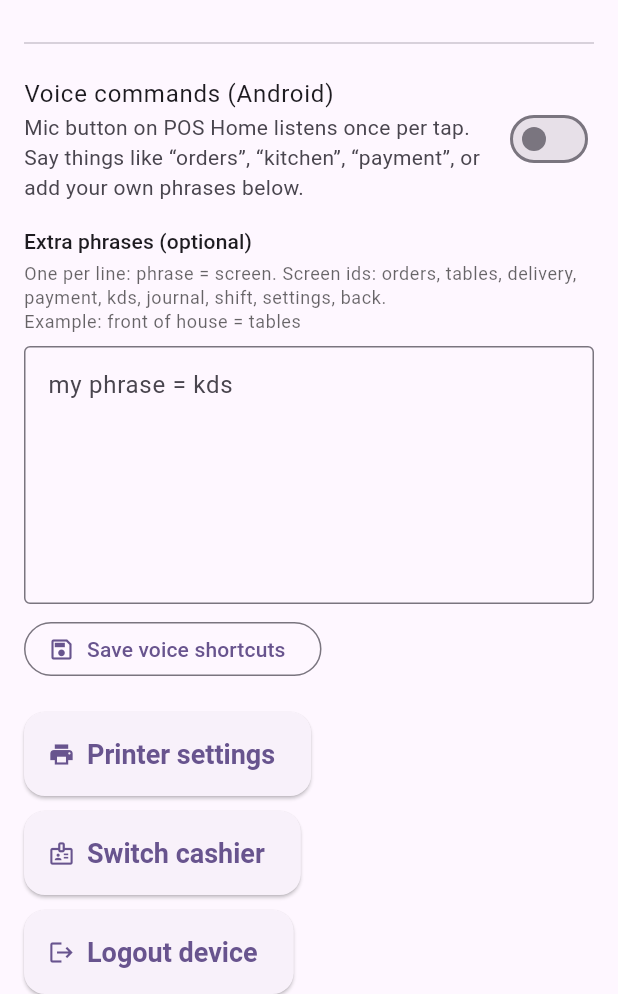
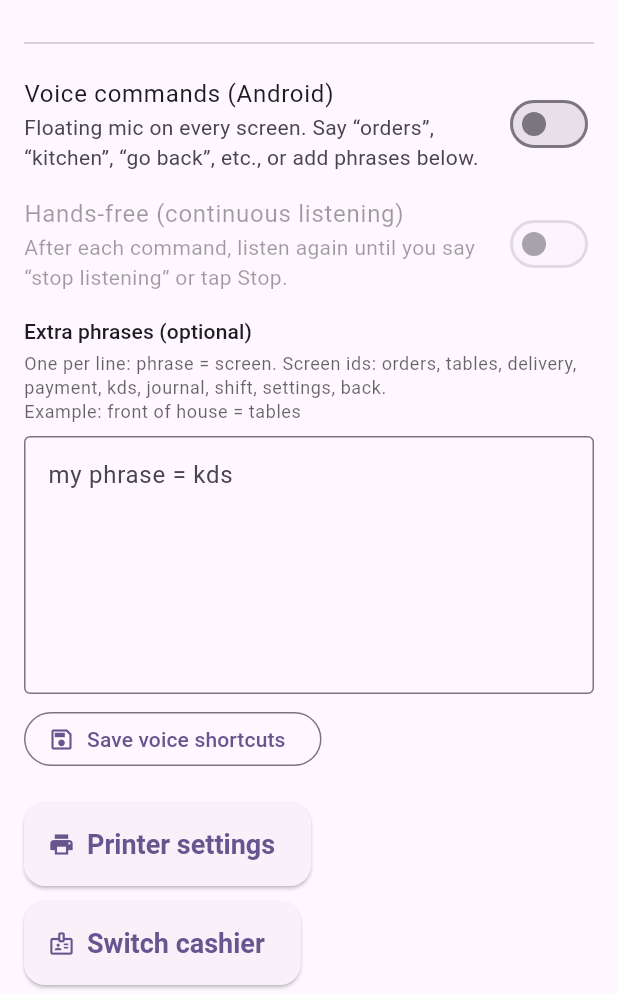
Before and after one commit to shady842/PosTrend, a Flutter app: the PosHomeScreen screen opened directly, after a tap on "Settings", on a phone screen of 412 x 824 dp, the part 242-1236 px from its top. Run offline on Flutter 3.47's test engine with Material 3 defaults, Android fonts, the phone set to English and light mode, and no system bars; our stand-ins replace connectivity_plus, share_plus, shared_preferences, socket_io_client, speech_to_text, sqflite and 1 more; missing offline and left inert: esc_pos_utils_plus; accounts and stored records are empty.

Commit message:
feat(pos): global voice overlay and hands-free mode
App-wide navigator key + mic overlay on all Android screens; VoiceSettings + continuous listening; fix back via maybePop and phrase matching; centralize payment-by-order-id sheet.

Made-with: Cursor

```diff
--- a/apps/pos_flutter/lib/app.dart
+++ b/apps/pos_flutter/lib/app.dart
@@ -1,6 +1,9 @@
 import 'package:flutter/material.dart';
+import 'core/navigation/app_navigator.dart';
 import 'core/theme/app_theme.dart';
 import 'presentation/screens/splash_screen.dart';
+import 'presentation/widgets/voice_command_overlay.dart';
+import 'services/voice/voice_settings.dart';
 
 class PosTrendPosApp extends StatelessWidget {
   const PosTrendPosApp({super.key});
@@ -8,12 +11,27 @@ class PosTrendPosApp extends StatelessWidget {
   @override
   Widget build(BuildContext context) {
     return MaterialApp(
+      navigatorKey: AppNavigator.key,
       title: 'PosTrend POS',
       debugShowCheckedModeBanner: false,
       theme: AppTheme.light,
       darkTheme: AppTheme.dark,
       themeMode: ThemeMode.system,
       home: const SplashScreen(),
+      builder: (context, child) {
+        return ListenableBuilder(
+          listenable: VoiceSettings.instance,
+          builder: (context, _) {
+            return Stack(
+              fit: StackFit.expand,
+              children: [
+                if (child != null) child,
+                const VoiceCommandOverlay(),
+              ],
+            );
+          },
+        );
+      },
     );
   }
 }
--- a/apps/pos_flutter/lib/core/constants/app_constants.dart
+++ b/apps/pos_flutter/lib/core/constants/app_constants.dart
@@ -14,5 +14,6 @@ class AppConstants {
   static const deviceSecretKey = 'pt_pos_device_secret';
   static const deviceAuthTokenKey = 'pt_pos_device_auth_token';
   static const voiceCommandsEnabledKey = 'pt_pos_voice_commands_enabled';
+  static const voiceContinuousEnabledKey = 'pt_pos_voice_continuous_enabled';
   static const voiceShortcutsLinesKey = 'pt_pos_voice_shortcuts_lines';
 }
--- /dev/null
+++ b/apps/pos_flutter/lib/core/navigation/app_navigator.dart
@@ -0,0 +1,12 @@
+import 'package:flutter/material.dart';
+
+/// Global navigator so voice overlay (above routes) can push/pop the same stack as the rest of the app.
+class AppNavigator {
+  AppNavigator._();
+
+  static final GlobalKey<NavigatorState> key = GlobalKey<NavigatorState>();
+
+  static NavigatorState? get state => key.currentState;
+
+  static BuildContext? get maybeContext => key.currentContext;
+}
--- a/apps/pos_flutter/lib/core/storage/local_storage.dart
+++ b/apps/pos_flutter/lib/core/storage/local_storage.dart
@@ -187,6 +187,16 @@ class LocalStorage {
     return p.getString(AppConstants.voiceShortcutsLinesKey) ?? '';
   }
 
+  Future<void> setVoiceContinuousEnabled(bool value) async {
+    final p = await SharedPreferences.getInstance();
+    await p.setBool(AppConstants.voiceContinuousEnabledKey, value);
+  }
+
+  Future<bool> getVoiceContinuousEnabled() async {
+    final p = await SharedPreferences.getInstance();
+    return p.getBool(AppConstants.voiceContinuousEnabledKey) ?? false;
+  }
+
   Future<void> clearSession() async {
     final p = await SharedPreferences.getInstance();
     await p.remove(AppConstants.jwtKey);
--- a/apps/pos_flutter/lib/main.dart
+++ b/apps/pos_flutter/lib/main.dart
@@ -5,10 +5,12 @@ import 'app.dart';
 import 'bootstrap/sqlite_bootstrap.dart';
 import 'core/config/api_config.dart';
 import 'core/storage/local_storage.dart';
+import 'services/voice/voice_settings.dart';
 
 Future<void> main() async {
   WidgetsFlutterBinding.ensureInitialized();
   await bootstrapSqlite();
+  await VoiceSettings.instance.load();
   final savedApi = await LocalStorage().getApiBaseUrl();
   if (savedApi != null && savedApi.isNotEmpty) {
     ApiConfig.setRuntimeBaseUrl(savedApi);
--- a/apps/pos_flutter/lib/presentation/screens/pos_home_screen.dart
+++ b/apps/pos_flutter/lib/presentation/screens/pos_home_screen.dart
@@ -1,19 +1,16 @@
 import 'dart:async';
 
-import 'package:flutter/foundation.dart' show defaultTargetPlatform, kIsWeb;
 import 'package:flutter/material.dart';
 
 import '../../core/network/connectivity_service.dart';
-import '../../core/storage/local_storage.dart';
 import '../../services/pos_realtime_sync.dart';
-import '../../services/voice/pos_voice_service.dart';
-import '../../services/voice/voice_navigation.dart';
+import '../../services/voice/voice_settings.dart';
 import '../../widgets/large_touch_button.dart';
-import 'kds_screen.dart';
+import '../widgets/payment_by_order_id_sheet.dart';
 import 'delivery_screen.dart';
 import 'journal_screen.dart';
+import 'kds_screen.dart';
 import 'orders_screen.dart';
-import 'payment_screen.dart';
 import 'settings_screen.dart';
 import 'shift_wizard_screen.dart';
 import 'tables_screen.dart';
@@ -26,97 +23,11 @@ class PosHomeScreen extends StatefulWidget {
 }
 
 class _PosHomeScreenState extends State<PosHomeScreen> {
-  final _storage = LocalStorage();
   bool _online = true;
-  bool _voiceCommandsEnabled = false;
-  bool _voiceListening = false;
-
-  Future<void> _openPaymentByOrderId() async {
-    final ctrl = TextEditingController();
-    final ok = await showDialog<bool>(
-      context: context,
-      builder: (ctx) => AlertDialog(
-        title: const Text('Take payment'),
-        content: TextField(
-          controller: ctrl,
-          decoration: const InputDecoration(
-            labelText: 'Order ID',
-            hintText: 'Paste server order UUID',
-            border: OutlineInputBorder(),
-          ),
-          autofocus: true,
-        ),
-        actions: [
-          TextButton(
-            onPressed: () => Navigator.pop(ctx, false),
-            child: const Text('Cancel'),
-          ),
-          FilledButton(
-            onPressed: () => Navigator.pop(ctx, true),
-            child: const Text('Open'),
-          ),
-        ],
-      ),
-    );
-    if (!mounted || ok != true) return;
-    final id = ctrl.text.trim();
-    if (id.isEmpty) {
-      ScaffoldMessenger.of(context).showSnackBar(
-        const SnackBar(content: Text('Enter an order ID')),
-      );
-      return;
-    }
-    await Navigator.push<void>(
-      context,
-      MaterialPageRoute<void>(
-        builder: (_) => PaymentScreen(orderId: id),
-      ),
-    );
-  }
-
-  Future<void> _reloadVoicePref() async {
-    final v = await _storage.getVoiceCommandsEnabled();
-    if (mounted) setState(() => _voiceCommandsEnabled = v);
-  }
-
-  Future<void> _onVoiceMicPressed() async {
-    if (_voiceListening) return;
-    setState(() => _voiceListening = true);
-    if (mounted) {
-      ScaffoldMessenger.of(context).showSnackBar(
-        const SnackBar(
-          content: Text('Listening… speak a command (e.g. “orders”, “kitchen”).'),
-          duration: Duration(seconds: 14),
-        ),
-      );
-    }
-    try {
-      final text = await PosVoiceService.instance.listenOnce();
-      if (!mounted) return;
-      if (text == null || text.trim().isEmpty) {
-        ScaffoldMessenger.of(context).showSnackBar(
-          const SnackBar(content: Text('No speech heard — try again')),
-        );
-        return;
-      }
-      final raw = await _storage.getVoiceShortcutsLines();
-      if (!mounted) return;
-      final custom = parseVoiceShortcutLines(raw);
-      await VoiceNavigation.dispatch(
-        context: context,
-        heard: text,
-        customPhraseToTarget: custom,
-        openPaymentFlow: _openPaymentByOrderId,
-      );
-    } finally {
-      if (mounted) setState(() => _voiceListening = false);
-    }
-  }
 
   @override
   void initState() {
     super.initState();
-    unawaited(_reloadVoicePref());
     WidgetsBinding.instance.addPostFrameCallback((_) {
       unawaited(PosRealtimeSync.instance.start());
     });
@@ -128,22 +39,7 @@ class _PosHomeScreenState extends State<PosHomeScreen> {
   @override
   Widget build(BuildContext context) {
     final isTablet = MediaQuery.of(context).size.shortestSide >= 600;
-    final showVoiceFab =
-        !kIsWeb && defaultTargetPlatform == TargetPlatform.android && _voiceCommandsEnabled;
-
     return Scaffold(
-      floatingActionButton: showVoiceFab
-          ? FloatingActionButton.large(
-              onPressed: _voiceListening ? null : _onVoiceMicPressed,
-              tooltip: 'Voice command',
-              child: _voiceListening
-                  ? const Padding(
-                      padding: EdgeInsets.all(16),
-                      child: CircularProgressIndicator(strokeWidth: 3, color: Colors.white),
-                    )
-                  : const Icon(Icons.mic),
-            )
-          : null,
       appBar: AppBar(
         title: const Text('POS Home'),
         actions: [
@@ -229,7 +125,7 @@ class _PosHomeScreenState extends State<PosHomeScreen> {
                 label: 'Payment',
                 icon: Icons.payments,
                 color: Colors.purple,
-                onPressed: _openPaymentByOrderId,
+                onPressed: () => PaymentByOrderIdSheet.show(context),
               ),
               LargeTouchButton(
                 label: 'KDS',
@@ -267,7 +163,8 @@ class _PosHomeScreenState extends State<PosHomeScreen> {
                     context,
                     MaterialPageRoute<void>(builder: (_) => const SettingsScreen()),
                   );
-                  await _reloadVoicePref();
+                  await VoiceSettings.instance.load();
+                  if (mounted) setState(() {});
                 },
               ),
             ],
--- a/apps/pos_flutter/lib/presentation/screens/settings_screen.dart
+++ b/apps/pos_flutter/lib/presentation/screens/settings_screen.dart
@@ -2,6 +2,7 @@ import 'package:flutter/material.dart';
 import '../../core/config/api_config.dart';
 import '../../core/storage/local_storage.dart';
 import '../../services/pos_realtime_sync.dart';
+import '../../services/voice/voice_settings.dart';
 import 'api_url_editor.dart';
 import 'cashier_login_screen.dart';
 import 'device_login_screen.dart';
@@ -17,7 +18,6 @@ class SettingsScreen extends StatefulWidget {
 class _SettingsScreenState extends State<SettingsScreen> {
   final _storage = LocalStorage();
   final _voiceShortcuts = TextEditingController();
-  bool _voiceEnabled = false;
   bool _loaded = false;
 
   @override
@@ -27,11 +27,10 @@ class _SettingsScreenState extends State<SettingsScreen> {
   }
 
   Future<void> _load() async {
-    final v = await _storage.getVoiceCommandsEnabled();
+    await VoiceSettings.instance.load();
     final lines = await _storage.getVoiceShortcutsLines();
     if (!mounted) return;
     setState(() {
-      _voiceEnabled = v;
       _voiceShortcuts.text = lines;
       _loaded = true;
     });
@@ -41,12 +40,6 @@ class _SettingsScreenState extends State<SettingsScreen> {
   void dispose() {
     _voiceShortcuts.dispose();
     super.dispose();
-  }
-
-  Future<void> _setVoice(bool value) async {
-    await _storage.setVoiceCommandsEnabled(value);
-    if (!mounted) return;
-    setState(() => _voiceEnabled = value);
   }
 
   Future<void> _saveShortcuts() async {
@@ -85,10 +78,27 @@ class _SettingsScreenState extends State<SettingsScreen> {
                     contentPadding: EdgeInsets.zero,
                     title: const Text('Voice commands (Android)'),
                     subtitle: const Text(
-                      'Mic button on POS Home listens once per tap. Say things like “orders”, “kitchen”, “payment”, or add your own phrases below.',
+                      'Floating mic on every screen. Say “orders”, “kitchen”, “go back”, etc., or add phrases below.',
                     ),
-                    value: _voiceEnabled,
-                    onChanged: _setVoice,
+                    value: VoiceSettings.instance.enabled,
+                    onChanged: (v) async {
+                      await VoiceSettings.instance.setEnabled(v);
+                      if (mounted) setState(() {});
+                    },
+                  ),
+                  SwitchListTile(
+                    contentPadding: EdgeInsets.zero,
+                    title: const Text('Hands-free (continuous listening)'),
+                    subtitle: const Text(
+                      'After each command, listen again until you say “stop listening” or tap Stop.',
+                    ),
+                    value: VoiceSettings.instance.continuous,
+                    onChanged: VoiceSettings.instance.enabled
+                        ? (v) async {
+                            await VoiceSettings.instance.setContinuous(v);
+                            if (mounted) setState(() {});
+                          }
+                        : null,
                   ),
                   const SizedBox(height: 8),
                   Text(
--- /dev/null
+++ b/apps/pos_flutter/lib/presentation/widgets/voice_command_overlay.dart
@@ -0,0 +1,164 @@
+import 'dart:async';
+
+import 'package:flutter/foundation.dart';
+import 'package:flutter/material.dart';
+
+import '../../core/navigation/app_navigator.dart';
+import '../../core/storage/local_storage.dart';
+import '../../services/voice/pos_voice_service.dart';
+import '../../services/voice/voice_navigation.dart';
+import '../../services/voice/voice_settings.dart';
+
+/// Mic control that sits above every route so voice works from any screen.
+class VoiceCommandOverlay extends StatefulWidget {
+  const VoiceCommandOverlay({super.key});
+
+  @override
+  State<VoiceCommandOverlay> createState() => _VoiceCommandOverlayState();
+}
+
+class _VoiceCommandOverlayState extends State<VoiceCommandOverlay> {
+  bool _sessionActive = false;
+  bool _stopRequested = false;
+
+  @override
+  void initState() {
+    super.initState();
+    VoiceSettings.instance.addListener(_onVoiceSettings);
+    unawaited(VoiceSettings.instance.load());
+  }
+
+  void _onVoiceSettings() => setState(() {});
+
+  @override
+  void dispose() {
+    VoiceSettings.instance.removeListener(_onVoiceSettings);
+    super.dispose();
+  }
+
+  bool get _android => !kIsWeb && defaultTargetPlatform == TargetPlatform.android;
+
+  bool _isStopPhrase(String heard) {
+    final t = heard.toLowerCase().trim();
+    if (t.isEmpty) return false;
+    if (t.contains('stop listening')) return true;
+    if (t.contains('stop voice')) return true;
+    if (t.contains('end voice')) return true;
+    if (t.contains('quit voice')) return true;
+    if (t == 'stop') return true;
+    return false;
+  }
+
+  void _snack(String msg) {
+    final ctx = AppNavigator.maybeContext;
+    if (ctx == null || !ctx.mounted) return;
+    ScaffoldMessenger.of(ctx).showSnackBar(
+      SnackBar(content: Text(msg), duration: const Duration(seconds: 4)),
+    );
+  }
+
+  Future<void> _runSession() async {
+    if (_sessionActive) return;
+    if (!_android || !VoiceSettings.instance.enabled) return;
+    setState(() {
+      _sessionActive = true;
+      _stopRequested = false;
+    });
+    final storage = LocalStorage();
+    try {
+      do {
+        if (!mounted || _stopRequested) break;
+        _snack(
+          VoiceSettings.instance.continuous
+              ? 'Listening… say a command, or "stop listening" / tap Stop.'
+              : 'Listening… speak now.',
+        );
+        final text = await PosVoiceService.instance.listenOnce();
+        if (!mounted || _stopRequested) break;
+        if (text == null || text.trim().isEmpty) {
+          if (!VoiceSettings.instance.continuous) {
+            _snack('No speech heard — tap mic to try again');
+            break;
+          }
+          continue;
+        }
+        if (_isStopPhrase(text)) {
+          _snack('Voice session ended');
+          break;
+        }
+        final raw = await storage.getVoiceShortcutsLines();
+        final custom = parseVoiceShortcutLines(raw);
+        await VoiceNavigation.dispatch(heard: text, customPhraseToTarget: custom);
+        if (!mounted || !VoiceSettings.instance.continuous) break;
+        await Future<void>.delayed(const Duration(milliseconds: 450));
+      } while (VoiceSettings.instance.continuous && mounted && !_stopRequested);
+    } finally {
+      PosVoiceService.instance.cancel();
+      if (mounted) {
+        setState(() {
+          _sessionActive = false;
+          _stopRequested = false;
+        });
+      }
+    }
+  }
+
+  void _requestStop() {
+    setState(() => _stopRequested = true);
+    PosVoiceService.instance.cancel();
+  }
+
+  @override
+  Widget build(BuildContext context) {
+    if (!_android || !VoiceSettings.instance.enabled) {
+      return const SizedBox.shrink();
+    }
+    return Positioned(
+      right: 10,
+      bottom: 10,
+      child: SafeArea(
+        child: Column(
+          mainAxisSize: MainAxisSize.min,
+          crossAxisAlignment: CrossAxisAlignment.end,
+          children: [
+            if (_sessionActive && VoiceSettings.instance.continuous)
+              Padding(
+                padding: const EdgeInsets.only(bottom: 8),
+                child: Material(
+                  elevation: 4,
+                  borderRadius: BorderRadius.circular(20),
+                  color: Theme.of(context).colorScheme.surfaceContainerHigh,
+                  child: InkWell(
+                    borderRadius: BorderRadius.circular(20),
+                    onTap: _requestStop,
+                    child: const Padding(
+                      padding: EdgeInsets.symmetric(horizontal: 14, vertical: 8),
+                      child: Row(
+                        mainAxisSize: MainAxisSize.min,
+                        children: [
+                          Icon(Icons.stop_circle_outlined, size: 20),
+                          SizedBox(width: 6),
+                          Text('Stop voice'),
+                        ],
+                      ),
+                    ),
+                  ),
+                ),
+              ),
+            FloatingActionButton.large(
+              heroTag: 'global_voice_mic',
+              tooltip: VoiceSettings.instance.continuous ? 'Voice (hands-free)' : 'Voice command',
+              onPressed: _sessionActive ? null : _runSession,
+              child: _sessionActive
+                  ? const Padding(
+                      padding: EdgeInsets.all(16),
+                      child: CircularProgressIndicator(strokeWidth: 3, color: Colors.white),
+                    )
+                  : const Icon(Icons.mic),
+            ),
+          ],
+        ),
+      ),
+    );
+  }
+}
--- a/apps/pos_flutter/lib/services/voice/voice_navigation.dart
+++ b/apps/pos_flutter/lib/services/voice/voice_navigation.dart
@@ -1,5 +1,7 @@
 import 'package:flutter/material.dart';
 
+import '../../core/navigation/app_navigator.dart';
+import '../../presentation/widgets/payment_by_order_id_sheet.dart';
 import '../../presentation/screens/delivery_screen.dart';
 import '../../presentation/screens/journal_screen.dart';
 import '../../presentation/screens/kds_screen.dart';
@@ -37,10 +39,19 @@ Map<String, String> parseVoiceShortcutLines(String raw) {
   return out;
 }
 
-typedef OpenPaymentFlow = Future<void> Function();
+class VoiceNavigation {
+  VoiceNavigation._();
 
-/// Maps spoken text to navigation on the POS home stack.
-class VoiceNavigation {
+  /// Multi-word phrases use substring match; short single words use word boundaries to reduce false positives.
+  static bool phraseMatches(String haystack, String phrase) {
+    final h = haystack.toLowerCase().trim();
+    final p = phrase.toLowerCase().trim();
+    if (p.isEmpty) return false;
+    if (p.contains(' ')) return h.contains(p);
+    if (p.length <= 2) return h.contains(p);
+    return RegExp(r'\b' + RegExp.escape(p) + r'\b').hasMatch(h);
+  }
+
   static const _pairs = <(List<String>, String)>[
     (['orders', 'order list', 'open orders', 'receipt', 'tickets'], 'orders'),
     (['tables', 'floor plan', 'dine in', 'dining', 'seating'], 'tables'),
@@ -50,59 +61,67 @@ class VoiceNavigation {
     (['journal', 'closed checks', 'history', 'day book'], 'journal'),
     (['shift', 'open shift', 'close shift', 'cash drawer', 'z report'], 'shift'),
     (['settings', 'setup', 'configuration', 'printer'], 'settings'),
-    (['go back', 'go home', 'home screen', 'close screen', 'pop', 'cancel screen'], 'back'),
+    (
+      [
+        'go back',
+        'go home',
+        'take me back',
+        'navigate back',
+        'back one screen',
+        'close screen',
+        'cancel screen',
+        'return',
+        'previous',
+        'pop',
+        'back',
+      ],
+      'back',
+    ),
   ];
 
+  static void _snack(String message) {
+    final ctx = AppNavigator.maybeContext;
+    if (ctx == null || !ctx.mounted) return;
+    ScaffoldMessenger.of(ctx).showSnackBar(SnackBar(content: Text(message)));
+  }
+
   static Future<void> dispatch({
-    required BuildContext context,
     required String heard,
     required Map<String, String> customPhraseToTarget,
-    required OpenPaymentFlow openPaymentFlow,
   }) async {
-    if (!context.mounted) return;
+    final ctx = AppNavigator.maybeContext;
+    if (ctx == null || !ctx.mounted) return;
+
     final text = heard.toLowerCase().trim();
     if (text.isEmpty) {
-      ScaffoldMessenger.of(context).showSnackBar(
-        const SnackBar(content: Text('No speech captured — try again')),
-      );
+      _snack('No speech captured — try again');
       return;
     }
 
     for (final entry in customPhraseToTarget.entries) {
-      if (text.contains(entry.key)) {
-        await _go(context, entry.value, openPaymentFlow);
+      if (phraseMatches(text, entry.key)) {
+        await _go(ctx, entry.value);
         return;
       }
     }
 
     for (final pair in _pairs) {
       for (final phrase in pair.$1) {
-        if (text.contains(phrase)) {
-          await _go(context, pair.$2, openPaymentFlow);
+        if (phraseMatches(text, phrase)) {
+          await _go(ctx, pair.$2);
           return;
         }
       }
     }
 
-    if (!context.mounted) return;
-    ScaffoldMessenger.of(context).showSnackBar(
-      SnackBar(
-        content: Text('No match for: "$heard". Try a screen name (orders, tables, kds, …) or add shortcuts in Settings.'),
-      ),
-    );
+    _snack('No match for: "$heard". Try "orders", "kitchen", "go back", or add shortcuts in Settings.');
   }
 
-  static Future<void> _go(
-    BuildContext context,
-    String target,
-    OpenPaymentFlow openPaymentFlow,
-  ) async {
+  static Future<void> _go(BuildContext context, String target) async {
     if (!context.mounted) return;
     switch (target) {
       case 'back':
-        if (Navigator.of(context).canPop()) {
-          Navigator.of(context).pop();
-        }
+        await Navigator.of(context).maybePop();
         return;
       case 'orders':
         await Navigator.of(context).push<void>(
@@ -120,7 +139,7 @@ class VoiceNavigation {
         );
         return;
       case 'payment':
-        await openPaymentFlow();
+        await PaymentByOrderIdSheet.show(context);
         return;
       case 'kds':
         await Navigator.of(context).push<void>(
--- /dev/null
+++ b/apps/pos_flutter/lib/services/voice/voice_settings.dart
@@ -0,0 +1,31 @@
+import 'package:flutter/foundation.dart';
+
+import '../../core/storage/local_storage.dart';
+
+/// In-memory voice prefs so the global overlay updates when Settings changes.
+class VoiceSettings extends ChangeNotifier {
+  VoiceSettings._();
+  static final VoiceSettings instance = VoiceSettings._();
+
+  final _storage = LocalStorage();
+  bool enabled = false;
+  bool continuous = false;
+
+  Future<void> load() async {
+    enabled = await _storage.getVoiceCommandsEnabled();
+    continuous = await _storage.getVoiceContinuousEnabled();
+    notifyListeners();
+  }
+
+  Future<void> setEnabled(bool value) async {
+    await _storage.setVoiceCommandsEnabled(value);
+    enabled = value;
+    notifyListeners();
+  }
+
+  Future<void> setContinuous(bool value) async {
+    await _storage.setVoiceContinuousEnabled(value);
+    continuous = value;
+    notifyListeners();
+  }
+}
```
Also changed, not shown: apps/pos_flutter/lib/presentation/widgets/payment_by_order_id_sheet.dart (added, +52 -0 lines).
